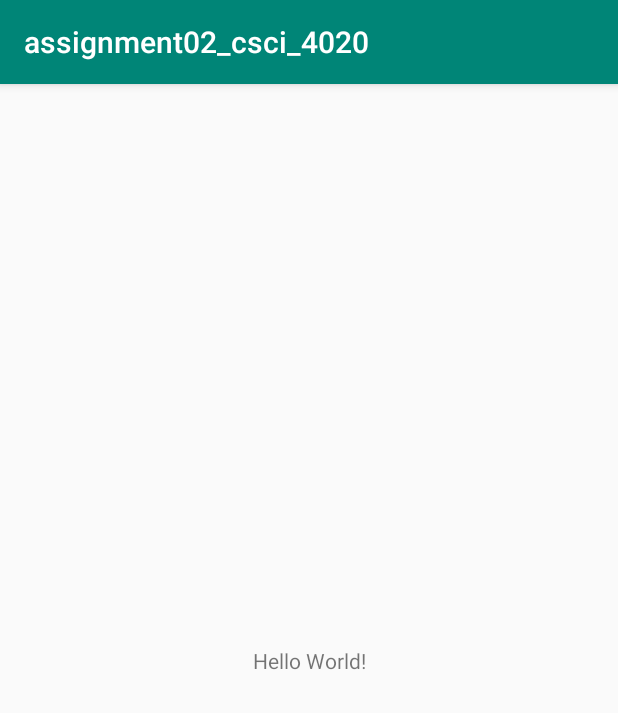
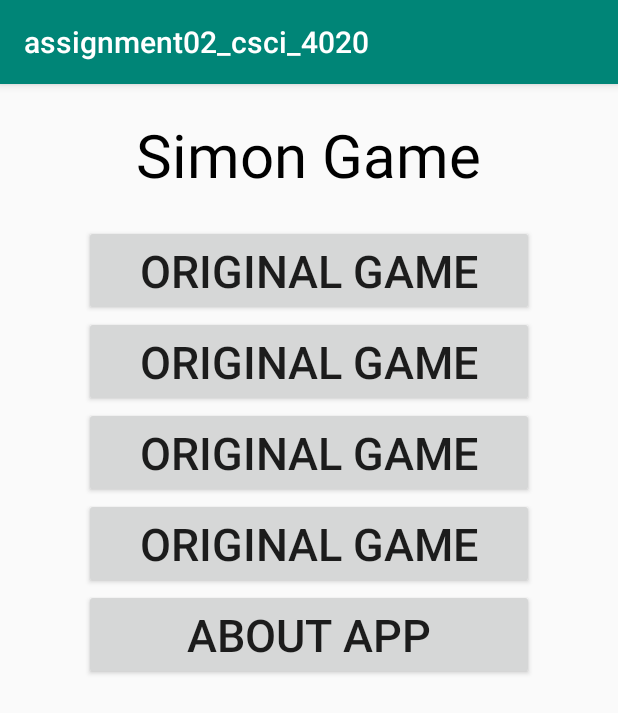
Before and after one commit to echemendiac/assignment02_csci_4020, an Android app: the screen it shows after launch (MainActivity), on a phone screen of 412 x 824 dp. Shown: the top 713 px of the screen. Run offline under Robolectric (Android 15) with nearby library versions, the phone set to English and light mode, and no system bars.

Commit message:
Added Game layout. Started Splash Screen

```diff
--- a/app/src/main/res/layout/activity_main.xml
+++ b/app/src/main/res/layout/activity_main.xml
@@ -1,18 +1,52 @@
 <?xml version="1.0" encoding="utf-8"?>
-<android.support.constraint.ConstraintLayout xmlns:android="http://schemas.android.com/apk/res/android"
+<LinearLayout xmlns:android="http://schemas.android.com/apk/res/android"
     xmlns:app="http://schemas.android.com/apk/res-auto"
     xmlns:tools="http://schemas.android.com/tools"
     android:layout_width="match_parent"
     android:layout_height="match_parent"
-    tools:context=".MainActivity">
+    tools:context=".MainActivity"
+    android:gravity="center_horizontal"
+    android:orientation="vertical">
 
     <TextView
         android:layout_width="wrap_content"
         android:layout_height="wrap_content"
-        android:text="Hello World!"
-        app:layout_constraintBottom_toBottomOf="parent"
-        app:layout_constraintLeft_toLeftOf="parent"
-        app:layout_constraintRight_toRightOf="parent"
-        app:layout_constraintTop_toTopOf="parent" />
+        android:text="Simon Game"
+        android:textSize="40dp"
+        android:textColor="@android:color/black"
+        android:layout_margin="20dp"/>
+    <Button
+        android:id="@+id/originalGame_b"
+        android:layout_width="300dp"
+        android:layout_height="wrap_content"
+        android:text="Original Game"
+        android:textSize="30dp"/>
+    <Button
+        android:id="@+id/Variation1_b"
+        android:layout_width="300dp"
+        android:layout_height="wrap_content"
+        android:text="Original Game"
+        android:textSize="30dp"/>
+    <Button
+        android:id="@+id/Variation2_b"
+        android:layout_width="300dp"
+        android:layout_height="wrap_content"
+        android:text="Original Game"
+        android:textSize="30dp"/>
+    <Button
+        android:id="@+id/Variation3_b"
+        android:layout_width="300dp"
+        android:layout_height="wrap_content"
+        android:text="Original Game"
+        android:textSize="30dp"/>
 
-</android.support.constraint.ConstraintLayout>
+    <Button
+        android:id="@+id/about"
+        android:layout_width="300dp"
+        android:layout_height="wrap_content"
+        android:text="About App"
+        android:textSize="30dp"/>
+
+
+
+</LinearLayout>
```
Also changed, not shown: app/src/main/java/Player.java (added, +26 -0 lines), app/src/main/res/layout/game.xml (added, +131 -0 lines).
